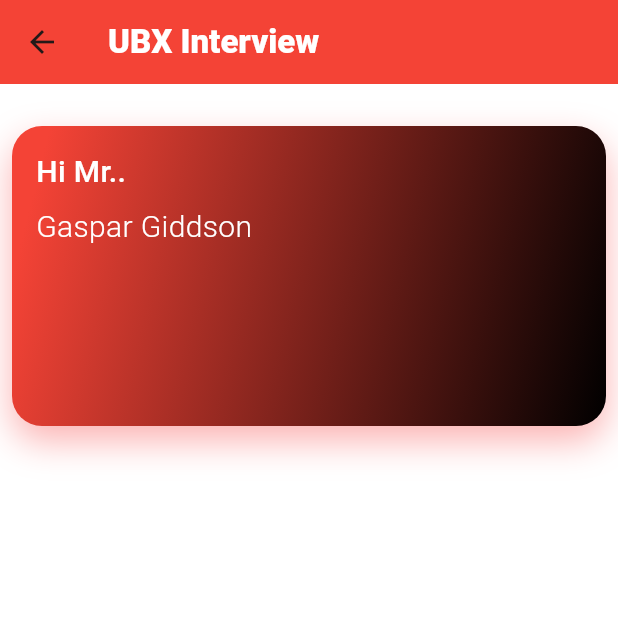
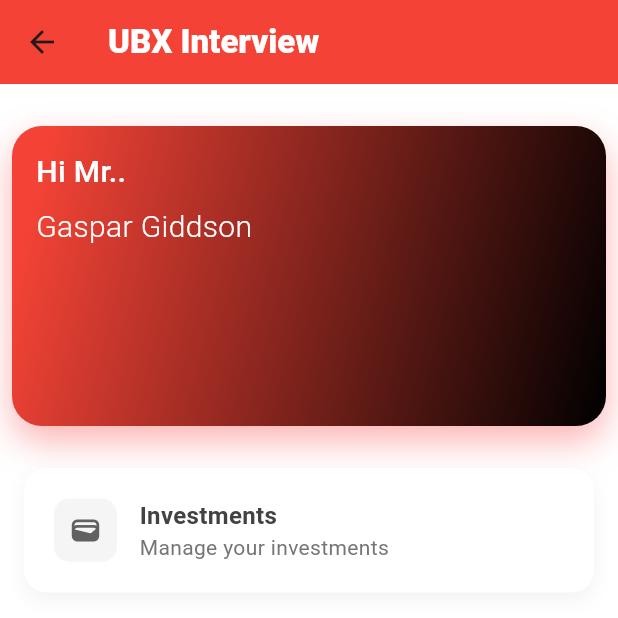
Before and after one commit to iamgaspardev/ubx_mobile_practical_interview, a Flutter app: the Homepage screen opened by its route, on a phone screen of 412 x 824 dp, the top half of it. Run offline on Flutter 3.47's test engine with Material 3 defaults, Android fonts, the phone set to English and light mode, and no system bars; our stand-ins replace local_auth.

```diff
--- a/lib/pages/Homepage.dart
+++ b/lib/pages/Homepage.dart
@@ -1,6 +1,7 @@
 // ignore_for_file: file_names
 
 import 'package:flutter/material.dart';
+import 'package:ubx_practical_mobile/widgets/ProfileOptions.dart';
 
 class Homepage extends StatefulWidget {
   const Homepage({super.key});
@@ -10,6 +11,18 @@ class Homepage extends StatefulWidget {
 }
 
 class _HomepageState extends State<Homepage> {
+   void _showSnackBar(BuildContext context, String message) {
+    ScaffoldMessenger.of(context).showSnackBar(
+      SnackBar(
+        content: Text(message),
+        backgroundColor: Color.fromARGB(255, 243, 0, 0),
+        behavior: SnackBarBehavior.floating,
+        shape: RoundedRectangleBorder(
+          borderRadius: BorderRadius.circular(10),
+        ),
+      ),
+    );
+  }
   @override
   Widget build(BuildContext context) {
     return Scaffold(
@@ -68,6 +81,23 @@ class _HomepageState extends State<Homepage> {
                   ),
                 ),
               ),
+               Container(
+                child:Padding(
+                  padding: const EdgeInsets.all(8.0),
+                  child: Column(
+                    children: [
+                      SizedBox(height: 20),
+
+                      ProfileOption(
+                        icon: Icons.wallet,
+                        title: 'Investments',
+                        subtitle: 'Manage your investments',
+                        onTap: () => _showSnackBar(context, 'Investments tapped!'),
+                      ),
+                    ],
+                  ),
+                ),
+               )
             ],
           ),
         ),
--- a/pubspec.yaml
+++ b/pubspec.yaml
@@ -40,6 +40,7 @@ dependencies:
   flutter_svg: ^2.0.7
   google_fonts: ^6.1.0
   provider: ^6.1.5+1
+  flutter_secure_storage: ^9.2.4
 
 dev_dependencies:
   flutter_test:
```
Also changed, not shown: lib/widgets/ProfileOptions.dart (+5 -5 lines), pubspec.lock, 6 other files.
